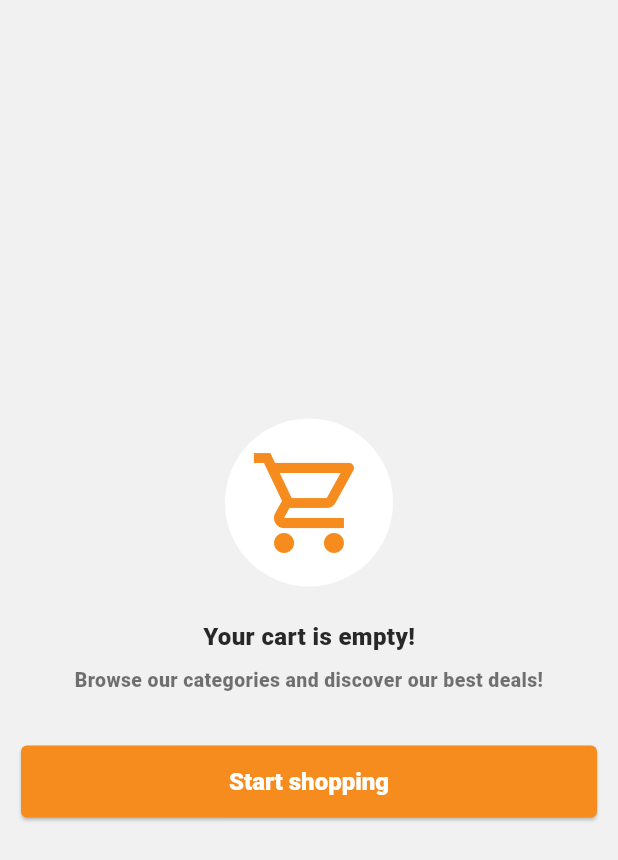
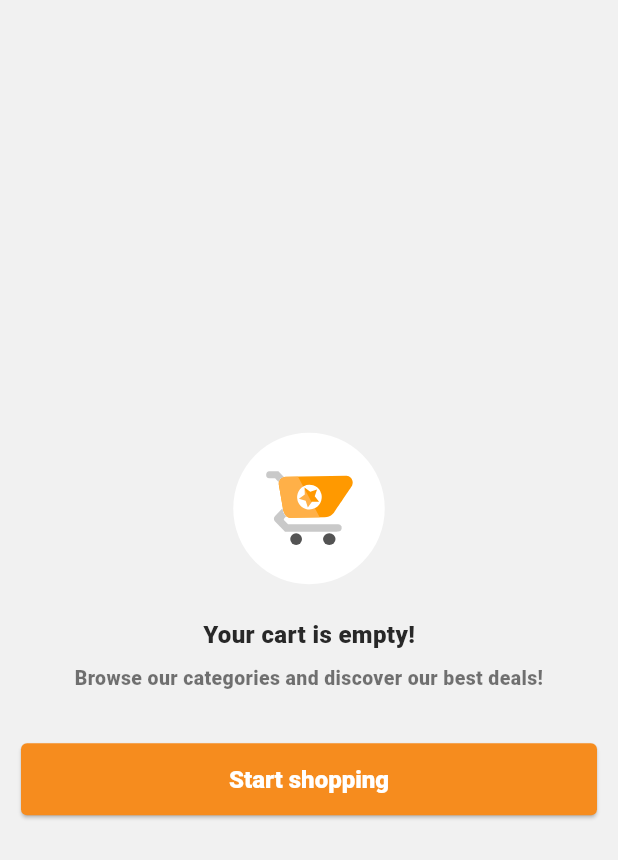
Before and after one commit to GreatGrant/jumia-clone, a Flutter app: the NoConnectionWidget widget shown alone on an empty page, opened directly, on a phone screen of 412 x 824 dp. Shown: the top 860 px of the screen. Run offline on Flutter 3.47's test engine with Material 3 defaults, Android fonts, the phone set to English and light mode, and no system bars; our stand-ins replace cached_network_image, carousel_slider, flutter_svg, go_router, visibility_detector; network calls fail.

```diff
--- a/lib/navigation/router.dart
+++ b/lib/navigation/router.dart
@@ -3,7 +3,7 @@ import 'package:go_router/go_router.dart';
 
 import '../screens/account_screen.dart';
 import '../screens/cart_screen.dart';
-import '../screens/categries_screen.dart';
+import '../screens/categories_screen.dart';
 import '../screens/follow_seller_screen.dart';
 import '../screens/home_screen.dart';
 import '../screens/inbox_screen.dart';
--- a/lib/screens/home_screen.dart
+++ b/lib/screens/home_screen.dart
@@ -1,7 +1,6 @@
 import 'package:flutter/material.dart';
 import 'package:jumia_clone/theme/colors.dart';
 import 'package:jumia_clone/widgets/promomtional_card_grid.dart';
-import 'package:jumia_clone/widgets/promotional_card_row.dart';
 
 import '../widgets/no_connection_widget.dart';
 import '../widgets/promotional_card.dart';
--- a/lib/widgets/no_connection_widget.dart
+++ b/lib/widgets/no_connection_widget.dart
@@ -1,26 +1,34 @@
 import 'package:flutter/material.dart';
+import 'package:flutter_svg/flutter_svg.dart';
 import 'package:jumia_clone/theme/colors.dart';
 import 'package:jumia_clone/widgets/retry_button.dart';
 
 class NoConnectionWidget extends StatelessWidget {
   final VoidCallback onRetry;
-  final IconData icon;
+  final IconData? icon;
+  final String? svgPath;
   final String title;
   final String subtitle;
   final String buttonText;
+  final double paddingTop;
 
   const NoConnectionWidget({
     super.key,
     required this.onRetry,
-    this.icon = Icons.wifi_off,
+    this.icon,
+    this.svgPath,
+    this.paddingTop = 46.0,
     this.title = 'No connection',
     this.subtitle = 'An internet error occurred, please try again',
     this.buttonText = 'Try Again',
-  });
+  }) : assert(
+  icon != null || svgPath != null, 'Either icon or svgPath must be provided');
 
   @override
   Widget build(BuildContext context) {
-    return Center(
+    return Padding(
+      padding: EdgeInsets.fromLTRB(0, paddingTop, 0, 8),
+      child: Center(
         child: Padding(
           padding: const EdgeInsets.symmetric(horizontal: 14.0),
           child: Column(
@@ -28,12 +36,18 @@ class NoConnectionWidget extends StatelessWidget {
             mainAxisAlignment: MainAxisAlignment.center,
             children: [
               Container(
-              padding: const EdgeInsets.all(16.0),
+                padding: const EdgeInsets.all(8.0),
                 decoration: const BoxDecoration(
                   shape: BoxShape.circle,
                   color: Colors.white,
                 ),
-              child: Icon(
+                child: svgPath != null
+                    ? SvgPicture.asset(
+                  svgPath!,
+                  width: 85,
+                  height: 85,
+                )
+                    : Icon(
                   icon,
                   size: 80,
                   color: AppColors.primary,
@@ -44,8 +58,8 @@ class NoConnectionWidget extends StatelessWidget {
                 title,
                 style: Theme.of(context).textTheme.bodyMedium?.copyWith(
                   fontSize: 16,
-                color: AppColors.textDark
-              )
+                  color: AppColors.textDark,
+                ),
               ),
               const SizedBox(height: 8),
               Text(
@@ -57,8 +71,9 @@ class NoConnectionWidget extends StatelessWidget {
                 textAlign: TextAlign.center,
               ),
               const SizedBox(height: 34),
-            RetryButton(text: buttonText, onPressed: (){})
+              RetryButton(text: buttonText, onPressed: onRetry),
             ],
+          ),
         ),
       ),
     );
--- a/pubspec.yaml
+++ b/pubspec.yaml
@@ -41,6 +41,7 @@ dependencies:
   intl: ^0.20.2
   carousel_slider: ^5.0.0
   visibility_detector: ^0.4.0+2
+  flutter_svg: ^2.1.0
 
 dev_dependencies:
   flutter_test:
@@ -65,8 +66,8 @@ flutter:
   uses-material-design: true
 
   # To add assets to your application, add an assets section, like this:
-  # assets:
-  #   - images/a_dot_burr.jpeg
+  assets:
+    - assets/svg/cart.svg
   #   - images/a_dot_ham.jpeg
 
   # An image asset can refer to one or more resolution-specific "variants", see
```
Also changed, not shown: lib/screens/cart_screen.dart (+7 -9 lines), lib/widgets/promotional_card_row.dart (deleted, +0 -21 lines), assets/svg/cart.svg (added), lib/screens/categories_screen.dart (renamed from lib/screens/categries_screen.dart), pubspec.lock, 1 other file. Lines whose indentation alone changed are shown as unchanged.
